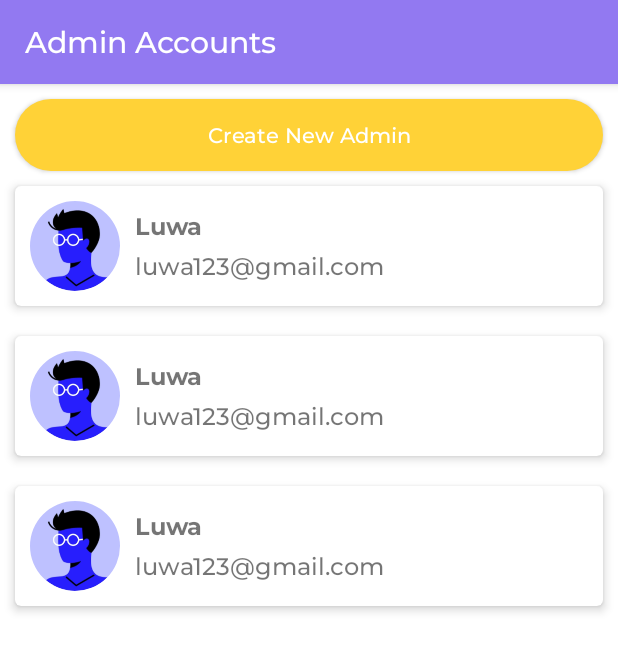
After one commit to 1R0N-MAN/AfricaRideAdmin, an Android app: the layout fragment_admin_accounts_page.xml on its own in the app's theme, with its tools: preview values and no code run, on a phone screen of 412 x 824 dp. The commit adds this screen. Shown: the top 651 px of the screen. Run offline under Robolectric (Android 15) with nearby library versions, the phone set to English and light mode, and no system bars.

Commit message:
Added Implementation for Admin Accounts Page User can now view current admins

```diff
--- /dev/null
+++ b/app/src/main/java/com/transportation/afriride_admin/AdminAccount.kt
@@ -0,0 +1,3 @@
+package com.transportation.afriride_admin
+
+data class AdminAccount(val profilePicUrl: String, val email: String, val username: String)
--- a/app/src/main/java/com/transportation/afriride_admin/HomePage.kt
+++ b/app/src/main/java/com/transportation/afriride_admin/HomePage.kt
@@ -49,7 +49,7 @@ class HomePage : Fragment() {
     }
 
     private fun openAdminAccountsPage() {
-        //TODO("Not yet implemented")
+        findNavController().navigate(R.id.action_homePage_to_adminAccountsPage)
     }
 
     private fun setWelcomeText(){
--- /dev/null
+++ b/app/src/main/res/layout/admin_accounts_recycler_list_item.xml
@@ -0,0 +1,54 @@
+<?xml version="1.0" encoding="utf-8"?>
+<com.google.android.material.card.MaterialCardView
+    xmlns:android="http://schemas.android.com/apk/res/android"
+    xmlns:app="http://schemas.android.com/apk/res-auto"
+    xmlns:tools="http://schemas.android.com/tools"
+    android:layout_width="match_parent"
+    android:layout_height="wrap_content"
+    android:layout_margin="@dimen/app_margin_size"
+    app:cardElevation="4dp"
+    >
+
+    <androidx.constraintlayout.widget.ConstraintLayout
+        android:id="@+id/adminAccountCard"
+        android:layout_width="match_parent"
+        android:layout_height="wrap_content"
+        android:padding="@dimen/app_margin_size">
+
+        <com.google.android.material.imageview.ShapeableImageView
+            android:id="@+id/adminProfilePic"
+            android:layout_width="60dp"
+            android:layout_height="60dp"
+            android:scaleType="centerCrop"
+            app:layout_constraintTop_toTopOf="parent"
+            app:layout_constraintStart_toStartOf="parent"
+            app:srcCompat="@drawable/user_icon"
+            app:shapeAppearanceOverlay="@style/roundedImageViewRounded"/>
+
+        <TextView
+            android:id="@+id/adminUsername"
+            android:layout_width="wrap_content"
+            android:layout_height="wrap_content"
+            android:fontFamily="@font/montserrat_bold"
+            android:textSize="16sp"
+            android:layout_marginStart="@dimen/app_margin_size"
+            app:layout_constraintTop_toTopOf="parent"
+            app:layout_constraintBottom_toTopOf="@id/adminEmailAddress"
+            app:layout_constraintStart_toEndOf="@id/adminProfilePic"
+            tools:text="Luwa"/>
+
+        <TextView
+            android:id="@+id/adminEmailAddress"
+            android:layout_width="wrap_content"
+            android:layout_height="wrap_content"
+            android:fontFamily="@font/montserrat_medium"
+            android:textSize="16sp"
+            android:layout_marginStart="@dimen/app_margin_size"
+            app:layout_constraintTop_toBottomOf="@id/adminUsername"
+            app:layout_constraintBottom_toBottomOf="parent"
+            app:layout_constraintStart_toEndOf="@id/adminProfilePic"
+            tools:text="luwa123@gmail.com"/>
+
+    </androidx.constraintlayout.widget.ConstraintLayout>
+
+</com.google.android.material.card.MaterialCardView>
--- /dev/null
+++ b/app/src/main/res/layout/fragment_admin_accounts_page.xml
@@ -0,0 +1,65 @@
+<?xml version="1.0" encoding="utf-8"?>
+<androidx.constraintlayout.widget.ConstraintLayout
+    xmlns:android="http://schemas.android.com/apk/res/android"
+    xmlns:app="http://schemas.android.com/apk/res-auto"
+    xmlns:tools="http://schemas.android.com/tools"
+    android:layout_width="match_parent"
+    android:layout_height="match_parent"
+    tools:context=".AdminAccountsPage">
+
+    <com.google.android.material.appbar.AppBarLayout
+        android:id="@+id/appBarLayout"
+        android:layout_width="match_parent"
+        android:layout_height="wrap_content"
+        app:layout_constraintTop_toTopOf="parent"
+        app:layout_constraintStart_toStartOf="parent">
+
+        <androidx.appcompat.widget.Toolbar
+            android:id="@+id/toolbar"
+            android:layout_width="match_parent"
+            android:layout_height="?attr/actionBarSize"
+            android:background="@color/purple_500">
+
+            <androidx.constraintlayout.widget.ConstraintLayout
+                android:layout_width="match_parent"
+                android:layout_height="match_parent">
+
+                <TextView
+                    android:id="@+id/toolbarTitle"
+                    android:layout_width="wrap_content"
+                    android:layout_height="match_parent"
+                    android:fontFamily="@font/montserrat_medium"
+                    android:text="@string/admin_accounts"
+                    android:textColor="@color/white"
+                    android:textSize="20sp"
+                    android:gravity="center"
+                    app:layout_constraintStart_toStartOf="parent"
+                    app:layout_constraintTop_toTopOf="parent" />
+
+            </androidx.constraintlayout.widget.ConstraintLayout>
+        </androidx.appcompat.widget.Toolbar>
+    </com.google.android.material.appbar.AppBarLayout>
+
+    <androidx.appcompat.widget.AppCompatButton
+        android:id="@+id/addAdminAccountButton"
+        android:layout_width="match_parent"
+        android:layout_height="wrap_content"
+        android:layout_margin="@dimen/app_margin_size"
+        android:background="@drawable/oval_button"
+        android:text="@string/create_new_admin"
+        android:textColor="@color/white"
+        android:fontFamily="@font/montserrat_medium"
+        android:textAllCaps="false"
+        app:layout_constraintTop_toBottomOf="@id/appBarLayout"/>
+
+    <androidx.recyclerview.widget.RecyclerView
+        android:id="@+id/adminAccountsRecyclerView"
+        android:layout_width="match_parent"
+        android:layout_height="0dp"
+        app:layout_constraintTop_toBottomOf="@id/addAdminAccountButton"
+        app:layout_constraintBottom_toBottomOf="parent"
+        app:layoutManager="androidx.recyclerview.widget.LinearLayoutManager"
+        tools:listitem="@layout/admin_accounts_recycler_list_item"
+        />
+
+</androidx.constraintlayout.widget.ConstraintLayout>
--- a/app/src/main/res/values/strings.xml
+++ b/app/src/main/res/values/strings.xml
@@ -21,4 +21,5 @@
     <string name="admin_accounts">Admin Accounts</string>
     <string name="driver_accounts">Driver Accounts</string>
     <string name="add_driver">Add Driver</string>
+    <string name="create_new_admin">Create New Admin</string>
 </resources>
```
Also changed, not shown: app/src/main/java/com/transportation/afriride_admin/AdminAccountsPage.kt (added, +92 -0 lines), app/src/main/java/com/transportation/afriride_admin/AdminAccountsRecyclerAdapter.kt (added, +46 -0 lines), app/src/main/res/navigation/navigation_graph_main.xml (+8 -0 lines).
